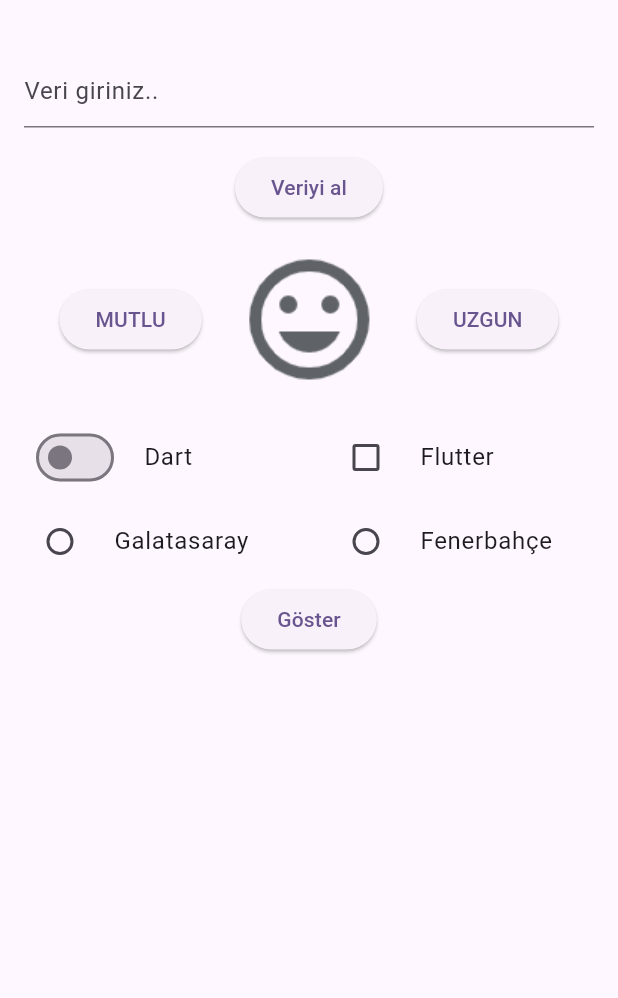
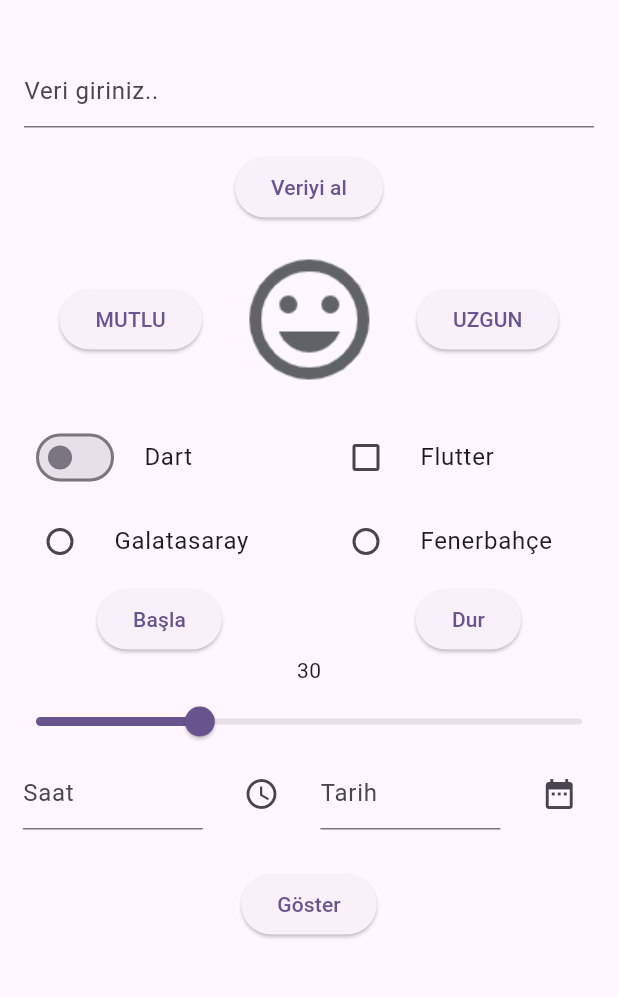
Before and after one commit to theplayernumberzero/Flutter_Widgets, a Flutter app: the screen it shows after launch, after a tap on "Göster", on a phone screen of 412 x 824 dp, the part 84-1082 px from its top. Run offline on Flutter 3.47's test engine with Material 3 defaults, Android fonts, the phone set to English and light mode, and no system bars.

Commit message:
progressBar, slider, time and date picker

```diff
--- a/lib/anasayfa.dart
+++ b/lib/anasayfa.dart
@@ -1,3 +1,4 @@
+import 'package:flutter/cupertino.dart';
 import 'package:flutter/material.dart';
 
 class Anasayfa extends StatefulWidget {
@@ -14,6 +15,10 @@ class _AnasayfaState extends State<Anasayfa> {
   bool switchKontrol = false;
   bool checkboxKontrol = false;
   int radioDeger = 0;
+  bool progressKontrol = false;
+  double ilerleme = 30.0;
+  var tfSaat = TextEditingController();
+  var tfTarih = TextEditingController();
   @override
   Widget build(BuildContext context) {
     return Scaffold(
@@ -113,13 +118,65 @@ class _AnasayfaState extends State<Anasayfa> {
                 ),
               ],
             ),
-            ElevatedButton(onPressed: (){
+            Row(mainAxisAlignment: MainAxisAlignment.spaceEvenly,
+              children: [
+                ElevatedButton(onPressed: (){
+                  setState(() {
+                    progressKontrol = true;
+                  });
+                }, child: const Text("Başla")),
+                Visibility(visible: progressKontrol, child:  const CircularProgressIndicator()),
+                ElevatedButton(onPressed: (){
+                  setState(() {
+                    progressKontrol = false;
+                  });
+                }, child: const Text("Dur")),
+              ],
+            ),
+            Text(ilerleme.toInt().toString()),
+            Slider(max:100.0, min:0.0,value: ilerleme, onChanged: (veri){
               setState(() {
-                print("Switch durum: $switchKontrol");
-                print("Checkbox durum: $checkboxKontrol");
-                print("Radio durum: $radioDeger");
+                ilerleme = veri;
               });
-            }, child: const Text("Göster")),
+            }),
+            Row(mainAxisAlignment: MainAxisAlignment.spaceEvenly,
+              children: [
+                SizedBox(width: 120,
+                  child: TextField(controller: tfSaat, decoration: const InputDecoration(hintText: "Saat"),
+                  ),
+                ),
+                IconButton(onPressed: (){
+                  showTimePicker(context: context, initialTime: TimeOfDay.fromDateTime(DateTime.now()))
+                  .then((value) {   //seçilen veriyi işlememizi sağlar
+                    tfSaat.text = "${value!.hour} : ${value!.minute}";
+                  });
+                }, icon: const Icon(Icons.access_time)),
+                SizedBox(width: 120,
+                  child: TextField(controller: tfTarih, decoration: const InputDecoration(hintText: "Tarih"),
+                  ),
+                ),
+                IconButton(onPressed: (){
+                  showDatePicker(context: context,
+                      initialDate: DateTime.now(),
+                      firstDate: DateTime(2000),
+                      lastDate: DateTime(2030)).
+                  then((value) {
+                    tfTarih.text = "${value!.day} / ${value!.month} / ${value.year}";
+                  });
+                }, icon: const Icon(Icons.date_range)),
+              ],
+            ),
+            Padding(
+              padding: const EdgeInsets.all(26.0),
+              child: ElevatedButton(onPressed: (){
+                setState(() {
+                  print("Switch durum: $switchKontrol");
+                  print("Checkbox durum: $checkboxKontrol");
+                  print("Radio durum: $radioDeger");
+                  print("Slider durum: ${ilerleme.toInt()}");
+                });
+              }, child: const Text("Göster")),
+            ),
           ],
         ),
       ),
```
